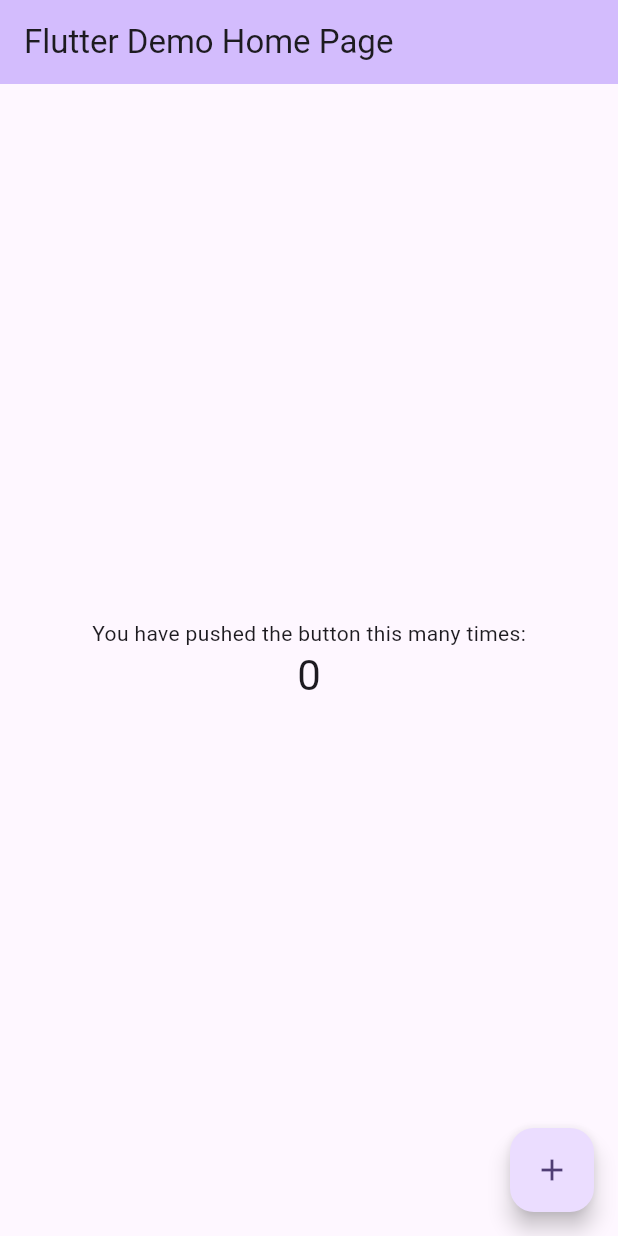
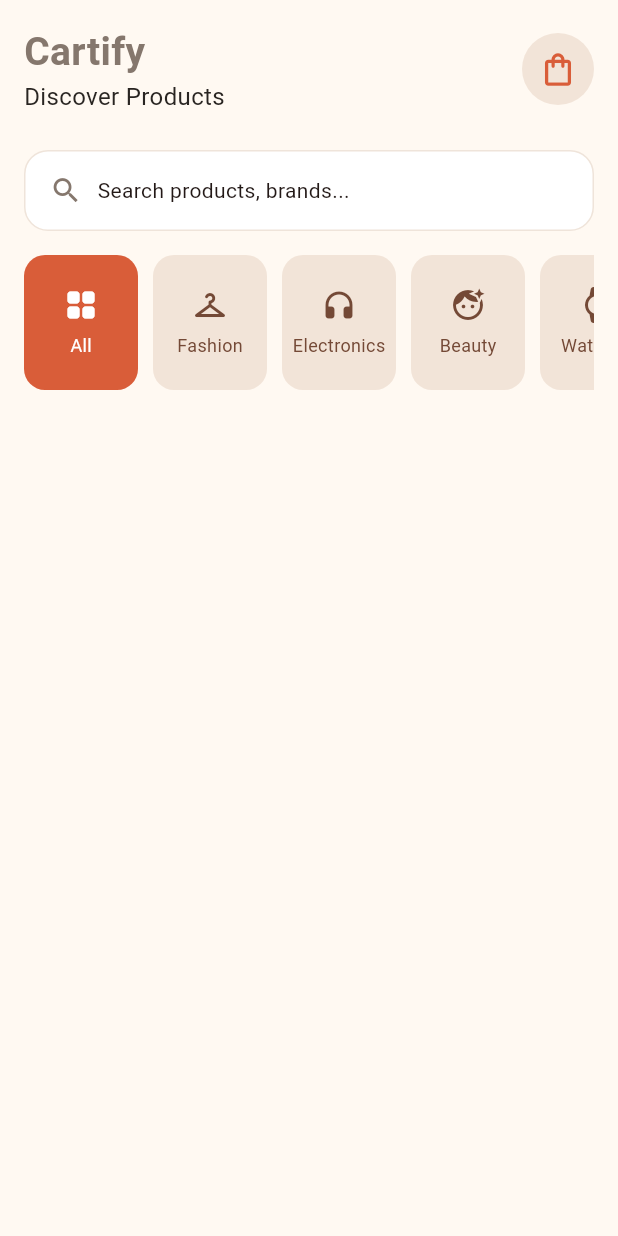
Before and after one commit to code-ansh7/Cartify, a Flutter app: the screen it shows after launch, on a phone screen of 412 x 824 dp. Run offline on Flutter 3.47's test engine with Material 3 defaults, Android fonts, the phone set to English and light mode, and no system bars.

Commit message:
Add Header, Search bar, Categories in home screen

```diff
--- /dev/null
+++ b/lib/app/app_colors.dart
@@ -0,0 +1,27 @@
+
+import 'package:flutter/material.dart';
+
+class AppColors {
+  // Brand Colors
+  static const Color primary = Color(0xFFD95D39);
+  static const Color primaryDark = Color(0xFFB9472B);
+
+  // Light Theme
+  static const Color background = Color(0xFFFFF9F2);
+  static const Color surface = Color(0xFFFFFFFF);
+  static const Color softPeach = Color(0xFFF2E4D8);
+
+  // Text Colors
+  static const Color textPrimary = Color(0xFF292522);
+  static const Color textSecondary = Color(0xFF85776D);
+
+  // Borders and Icons
+  static const Color border = Color(0xFFEFE4DA);
+  static const Color iconBackground = Color(0xFFF2E4D8);
+
+  // Dark Theme
+  static const Color darkBackground = Color(0xFF1C1917);
+  static const Color darkSurface = Color(0xFF292522);
+  static const Color darkTextPrimary = Color(0xFFFFF9F2);
+  static const Color darkTextSecondary = Color(0xFFB8AAA0);
+}
--- a/lib/app/app_theme.dart
+++ b/lib/app/app_theme.dart
@@ -0,0 +1,39 @@
+import 'package:flutter/material.dart';
+
+class AppTheme {
+  // Light Theme
+  static final ThemeData lightTheme = ThemeData(
+    useMaterial3: true,
+    brightness: Brightness.light,
+
+    scaffoldBackgroundColor: const Color(0xFFFFF9F2),
+
+    colorScheme: ColorScheme.fromSeed(
+      seedColor: const Color(0xFFD95D39),
+      brightness: Brightness.light,
+    ),
+
+    appBarTheme: const AppBarTheme(
+      backgroundColor: Color(0xFFD95D39),
+      foregroundColor: Colors.black,
+    ),
+  );
+
+  // Dark Theme
+  static final ThemeData darkTheme = ThemeData(
+    useMaterial3: true,
+    brightness: Brightness.dark,
+
+    scaffoldBackgroundColor: const Color(0xFF1C1917),
+
+    colorScheme: ColorScheme.fromSeed(
+      seedColor: const Color(0xFFD95D39),
+      brightness: Brightness.dark,
+    ),
+
+    appBarTheme: const AppBarTheme(
+      backgroundColor: Color(0xFFD95D39),
+      foregroundColor: Colors.white,
+    ),
+  );
+}
--- /dev/null
+++ b/lib/app/cartify_app.dart
@@ -0,0 +1,19 @@
+import 'package:flutter/material.dart';
+import 'package:novamart/app/app_theme.dart';
+import 'package:novamart/screens/home_screen.dart';
+
+class CartifyApp extends StatelessWidget {
+  const CartifyApp({super.key});
+
+  @override
+  Widget build(BuildContext context) {
+    return MaterialApp(
+      debugShowCheckedModeBanner: false,
+      theme: AppTheme.lightTheme,
+      darkTheme: AppTheme.darkTheme,
+      themeMode: ThemeMode.light,
+
+      home: HomeScreen()
+    );
+  }
+}
--- a/lib/main.dart
+++ b/lib/main.dart
@@ -1,67 +1,6 @@
 import 'package:flutter/material.dart';
+import 'package:novamart/app/cartify_app.dart';
 
 void main() {
-  runApp(const MyApp());
+  runApp(const CartifyApp());
 }
-
-class MyApp extends StatelessWidget {
-  const MyApp({super.key});
-
-  // This widget is the root of your application.
-  @override
-  Widget build(BuildContext context) {
-    return MaterialApp(
-      title: 'Flutter Demo',
-      theme: ThemeData(
-        colorScheme: .fromSeed(seedColor: Colors.deepPurple),
-      ),
-      home: const MyHomePage(title: 'Flutter Demo Home Page'),
-    );
-  }
-}
-
-class MyHomePage extends StatefulWidget {
-  const MyHomePage({super.key, required this.title});
-
-  final String title;
-
-  @override
-  State<MyHomePage> createState() => _MyHomePageState();
-}
-
-class _MyHomePageState extends State<MyHomePage> {
-  int _counter = 0;
-
-  void _incrementCounter() {
-    setState(() {
-      _counter++;
-    });
-  }
-
-  @override
-  Widget build(BuildContext context) {
-    return Scaffold(
-      appBar: AppBar(
-        backgroundColor: Theme.of(context).colorScheme.inversePrimary,
-        title: Text(widget.title),
-      ),
-      body: Center(
-        child: Column(
-          mainAxisAlignment: .center,
-          children: [
-            const Text('You have pushed the button this many times:'),
-            Text(
-              '$_counter',
-              style: Theme.of(context).textTheme.headlineMedium,
-            ),
-          ],
-        ),
-      ),
-      floatingActionButton: FloatingActionButton(
-        onPressed: _incrementCounter,
-        tooltip: 'Increment',
-        child: const Icon(Icons.add),
-      ),
-    );
-  }
-}
--- a/lib/screens/home_screen.dart
+++ b/lib/screens/home_screen.dart
@@ -0,0 +1,178 @@
+import 'package:flutter/foundation.dart';
+import 'package:flutter/material.dart';
+import 'package:novamart/app/app_colors.dart';
+
+class HomeScreen extends StatefulWidget {
+  const HomeScreen({super.key});
+
+  @override
+  State<HomeScreen> createState() => _HomeScreenState();
+}
+
+class _HomeScreenState extends State<HomeScreen> {
+  int selectedCategoryIndex = 0;
+
+  final List<Map<String, dynamic>> categories = [
+    {'name': 'All', 'icon': Icons.grid_view_rounded},
+    {'name': 'Fashion', 'icon': Icons.checkroom_rounded},
+    {'name': 'Electronics', 'icon': Icons.headphones_rounded},
+    {'name': 'Beauty', 'icon': Icons.face_retouching_natural},
+    {'name': 'Watches', 'icon': Icons.watch_rounded},
+    {'name': 'Bags', 'icon': Icons.shopping_bag_rounded},
+    {'name': 'Jewellery', 'icon': Icons.diamond_rounded},
+    {'name': 'Home', 'icon': Icons.chair_rounded},
+    {'name': 'Fitness', 'icon': Icons.fitness_center_rounded},
+    {'name': 'Backpacks', 'icon': Icons.backpack_rounded},
+    {'name': 'Gifts', 'icon': Icons.card_giftcard_rounded},
+  ];
+
+  @override
+  Widget build(BuildContext context) {
+    return Scaffold(
+      body: SafeArea(
+        child: SingleChildScrollView(
+          child: Padding(
+            padding: const EdgeInsets.all(16),
+            child: Column(
+              crossAxisAlignment: CrossAxisAlignment.start,
+              children: [
+                //Welcome Header
+                Row(
+                  children: [
+                    Expanded(
+                      child: Column(
+                        crossAxisAlignment: CrossAxisAlignment.start,
+                        children: [
+                          Text(
+                            "Cartify",
+                            style: TextStyle(
+                              fontSize: 26,
+                              color: AppColors.textSecondary,
+                              fontWeight: FontWeight.bold,
+                            ),
+                          ),
+                          Text(
+                            "Discover Products",
+                            style: TextStyle(
+                              fontSize: 16,
+
+                              color: AppColors.textPrimary,
+                            ),
+                          ),
+                        ],
+                      ),
+                    ),
+
+                    Container(
+                      height: 48,
+                      width: 48,
+                      decoration: BoxDecoration(
+                        color: AppColors.iconBackground,
+                        shape: BoxShape.circle,
+                      ),
+                      child: Icon(
+                        Icons.shopping_bag_outlined,
+                        size: 26,
+                        color: AppColors.primary,
+                      ),
+                    ),
+                  ],
+                ),
+                SizedBox(height: 24),
+
+                //Search Bar
+                Container(
+                  padding: EdgeInsets.symmetric(horizontal: 16),
+                  width: double.infinity,
+                  height: 54,
+                  decoration: BoxDecoration(
+                    color: AppColors.surface,
+                    borderRadius: BorderRadius.circular(16),
+                    border: Border.all(color: AppColors.border, width: 1),
+                  ),
+                  child: Row(
+                    children: [
+                      Icon(
+                        Icons.search,
+                        color: AppColors.textSecondary,
+                        size: 22,
+                      ),
+                      SizedBox(width: 10),
+                      Expanded(
+                        child: Text(
+                          "Search products, brands...",
+                          style: TextStyle(fontSize: 14),
+                        ),
+                      ),
+                    ],
+                  ),
+                ),
+
+                SizedBox(height: 16),
+                //Categories Section
+                SizedBox(
+                  height: 90,
+                  child: GridView.builder(
+                    itemCount: categories.length,
+                    scrollDirection: Axis.horizontal,
+                    gridDelegate: SliverGridDelegateWithFixedCrossAxisCount(
+                      crossAxisCount: 1,
+                      mainAxisSpacing: 10,
+                      mainAxisExtent: 76,
+                    ),
+                    itemBuilder: (context, index) {
+                      final category = categories[index];
+
+                      return GestureDetector(
+                        onTap: () {
+                          setState(() {
+                            selectedCategoryIndex = index;
+                          });
+                        },
+                        child: Container(
+                          decoration: BoxDecoration(
+                            color: selectedCategoryIndex == index
+                                ? AppColors.primary
+                                : AppColors.softPeach,
+                            borderRadius: BorderRadius.circular(14),
+                          ),
+                          child: Column(
+                            mainAxisAlignment: MainAxisAlignment.center,
+                            children: [
+                              Icon(
+                                category['icon'] as IconData,
+                                size: 24,
+                                color: selectedCategoryIndex == index
+                                    ? Colors.white
+                                    : const Color(0xFF744936),
+                              ),
+                              const SizedBox(height: 6),
+                              Text(
+                                category['name'] as String,
+                                style: TextStyle(
+                                  fontSize: 12,
+                                  color: selectedCategoryIndex == index
+                                      ? Colors.white
+                                      : const Color(0xFF744936),
+                                ),
+                              ),
+                            ],
+                          ),
+                        ),
+                      );
+                    },
+                  ),
+                ),
+
+                //Categories Header
+                SizedBox(height: 12),
+
+                //Categories Row
+              ],
+            ),
+          ),
+        ),
+      ),
+    );
+  }
+}
```
Also changed, not shown: lib/final_app.png (added), lib/models/cart_item.dart (added).
